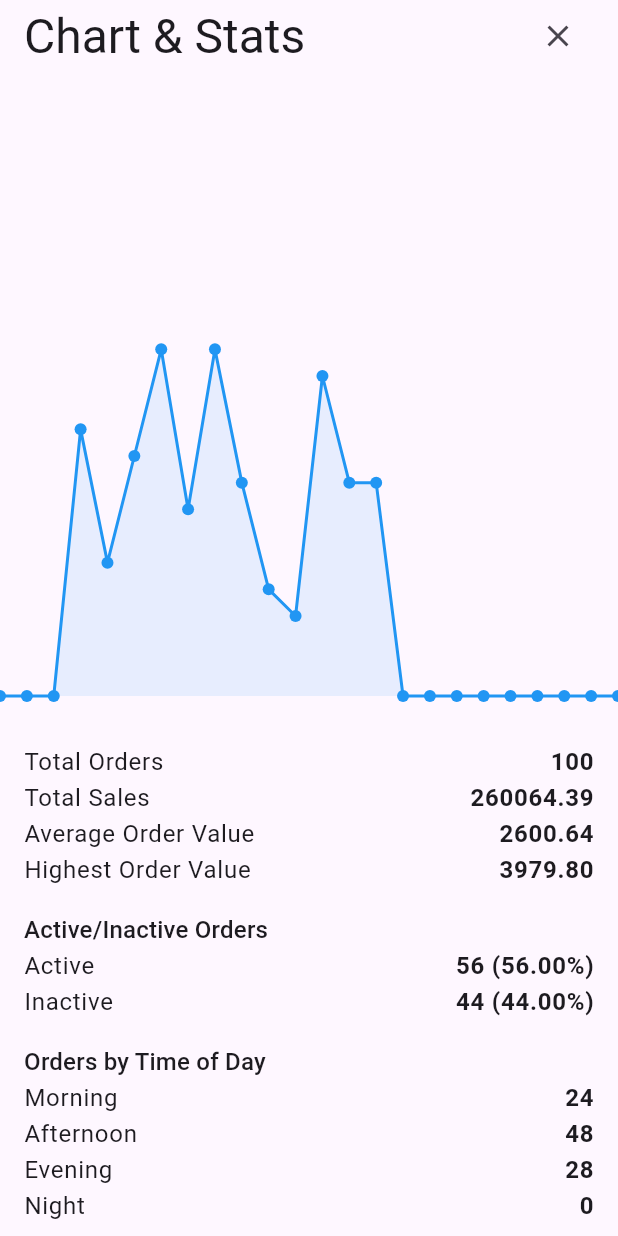
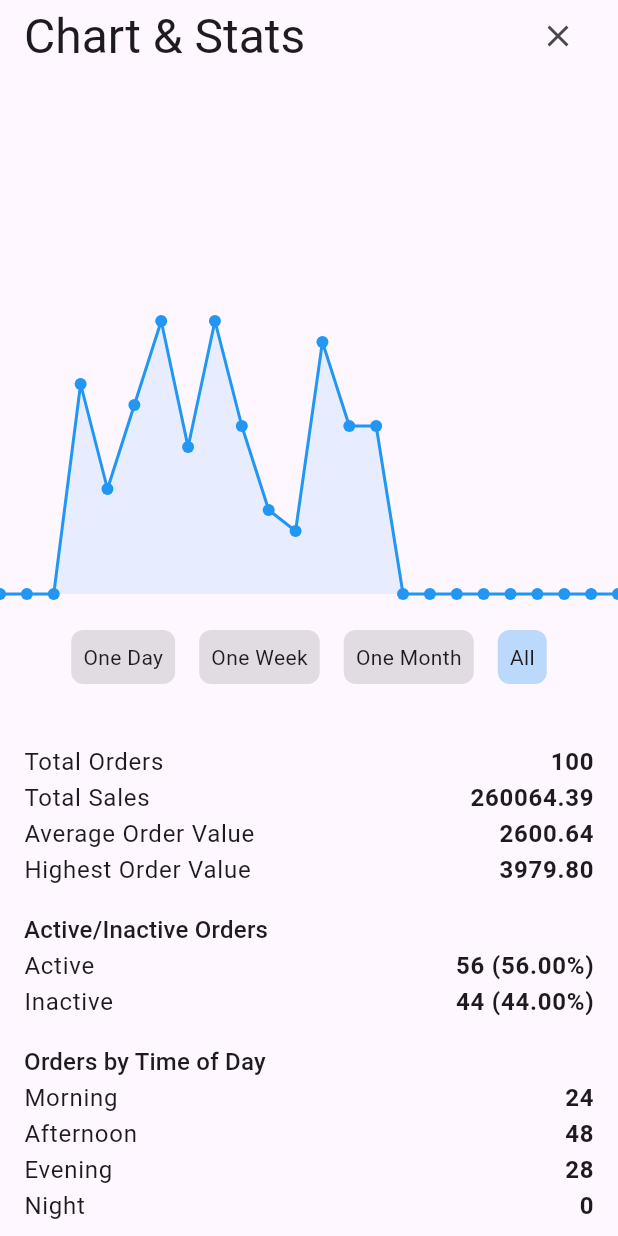
Before and after one commit to wmfadel/insight_orders, a Flutter app: the ChartPage screen opened by its route, on a phone screen of 412 x 824 dp. Run offline on Flutter 3.47's test engine with Material 3 defaults, Android fonts, the phone set to English and light mode, and no system bars; drawn by our look-alikes of fl_chart; our stand-ins replace bloc, equatable, flutter_animate, flutter_bloc, flutter_secure_storage, get_it and 4 more; accounts and stored records are empty; network calls fail.

Commit message:
feat: Implement chart filter
Added filter functionality to the chart view, allowing users to view data for one day, one week, one month, or all data
.

- Added ChartFilters enum to define filter options.
- Added ChartFilterChanged state to the ChartCubit.
- Implemented applyFilter method in ChartCubit to filter chart data.
- Added FilterButton widget to display filter options.
- Updated ChartView to use filtered data and display FilterButtons.

- Added localization keys for filter options.

```diff
--- a/assets/language/en.json
+++ b/assets/language/en.json
@@ -24,5 +24,9 @@
   "evening": "Evening",
   "night": "Night",
   "totalSales": "Total Sales",
-  "chartAndStats": "Chart & Stats"
+  "chartAndStats": "Chart & Stats",
+  "oneDay": "One Day",
+  "oneWeek": "One Week",
+  "oneMonth": "One Month",
+  "all": "All"
 }
--- a/lib/core/constants/localization_keys.dart
+++ b/lib/core/constants/localization_keys.dart
@@ -25,6 +25,10 @@ class L10nKeys {
   static const String night = "night";
   static const String totalSales = "totalSales";
   static const String chartAndStats = "chartAndStats";
+  static const String oneDay = "oneDay";
+  static const String oneWeek = "oneWeek";
+  static const String oneMonth = "oneMonth";
+  static const String all = "all";
 
 
 
--- a/lib/features/orders/controllers/chart/chart_cubit.dart
+++ b/lib/features/orders/controllers/chart/chart_cubit.dart
@@ -1,8 +1,10 @@
 import 'package:bloc/bloc.dart';
 import 'package:equatable/equatable.dart';
 import 'package:insight_orders/features/orders/models/chart_data.dart';
+import 'package:insight_orders/features/orders/models/filter_enum.dart';
 import 'package:insight_orders/features/orders/models/order.dart';
 import 'package:insight_orders/features/orders/services/orders_service.dart';
+import 'package:intl/intl.dart';
 
 part 'chart_state.dart';
 
@@ -32,7 +34,55 @@ class ChartCubit extends Cubit<ChartState> {
 
   double get inactivePercentage => _ordersService.inactivePercentage;
 
-
   Map<String, int> get timeOfDayDistributions =>
       _ordersService.timeOfDayDistributions();
+
+  ChartFilters _selectedFilter = ChartFilters.all;
+
+  ChartFilters get selectedFilter => _selectedFilter;
+  set selectedFilter(ChartFilters filter) {
+    _selectedFilter = filter;
+    emit(ChartFilterChanged(filter));
+  }
+
+  List<OrderData> applyFilter() {
+    DateTime firstOrderDate = DateFormat("h a").parse(chartData.first.time);
+
+    switch (_selectedFilter) {
+      case ChartFilters.oneDay:
+        // Show data for the first day in the dataset
+        return chartData.where((order) {
+          DateTime orderTime = DateFormat("h a").parse(order.time);
+          return orderTime.year == firstOrderDate.year &&
+              orderTime.month == firstOrderDate.month &&
+              orderTime.day == firstOrderDate.day;
+        }).toList();
+      case ChartFilters.oneWeek:
+        // Show data for the first full week
+        DateTime firstDayOfWeek =
+            firstOrderDate.subtract(Duration(days: firstOrderDate.weekday - 1));
+        DateTime endOfWeek = firstDayOfWeek.add(const Duration(days: 6));
+
+        return chartData.where((order) {
+          DateTime orderTime = DateFormat("h a").parse(order.time);
+          return orderTime.isAfter(firstDayOfWeek) &&
+              orderTime.isBefore(endOfWeek);
+        }).toList();
+      case ChartFilters.oneMonth:
+        // Show data for the first full month
+        DateTime firstDayOfMonth =
+            DateTime(firstOrderDate.year, firstOrderDate.month, 1);
+        DateTime endOfMonth = DateTime(firstOrderDate.year,
+            firstOrderDate.month + 1, 0); // Last day of the first month
+
+        return chartData.where((order) {
+          DateTime orderTime = DateFormat("h a").parse(order.time);
+          return orderTime.isAfter(firstDayOfMonth) &&
+              orderTime.isBefore(endOfMonth);
+        }).toList();
+      case ChartFilters.all:
+      default:
+        return chartData;
+    }
+  }
 }
--- a/lib/features/orders/controllers/chart/chart_state.dart
+++ b/lib/features/orders/controllers/chart/chart_state.dart
@@ -8,3 +8,11 @@ final class ChartInitial extends ChartState {
   @override
   List<Object> get props => [];
 }
+
+final class ChartFilterChanged extends ChartState {
+ final ChartFilters filter;
+
+  const ChartFilterChanged(this.filter);
+  @override
+  List<Object> get props => [filter];
+}
--- /dev/null
+++ b/lib/features/orders/models/filter_enum.dart
@@ -0,0 +1,6 @@
+enum ChartFilters {
+  oneDay,
+  oneWeek,
+  oneMonth,
+  all,
+}
--- a/lib/features/orders/widgets/chart_view.dart
+++ b/lib/features/orders/widgets/chart_view.dart
@@ -3,6 +3,8 @@ import 'package:flutter_bloc/flutter_bloc.dart';
 import 'package:insight_orders/features/orders/controllers/chart/chart_cubit.dart';
 import 'package:insight_orders/features/orders/models/chart_data.dart';
 import 'package:fl_chart/fl_chart.dart';
+import 'package:insight_orders/features/orders/models/filter_enum.dart';
+import 'package:insight_orders/features/orders/widgets/filter_button.dart';
 import 'package:intl/intl.dart';
 import 'package:rxdart/rxdart.dart'; // For date formatting
 
@@ -23,29 +25,27 @@ class _ChartViewState extends State<ChartView> {
     super.dispose();
   }
 
+  List<FlSpot> _mapSpots(List<OrderData> data) {
+    return data.map((OrderData data) {
+      DateTime time = DateFormat("h a").parse(data.time);
+      int minutesSinceMidnight = time.hour * 60 + time.minute;
+      return FlSpot(
+          minutesSinceMidnight.toDouble(), data.orderCount.toDouble());
+    }).toList();
+  }
+
   @override
   Widget build(BuildContext context) {
     final cubit = context.read<ChartCubit>();
 
-    // Convert the OrderData to FlSpot
-    List<FlSpot> spots = cubit.chartData.map((OrderData data) {
-      // Parse the time string like "1 AM", "2 PM", etc. into a DateTime object
-      DateTime time = DateFormat("h a")
-          .parse(data.time); // "h a" parses time in "1 AM", "2 PM" format
-
-      // We will use the number of minutes since midnight for X-axis
-      int minutesSinceMidnight = time.hour * 60 + time.minute;
-
-      return FlSpot(
-        minutesSinceMidnight.toDouble(),
-        // Convert the time to the number of minutes since midnight
-        data.orderCount.toDouble(),
-      );
-    }).toList();
-
+    return BlocBuilder<ChartCubit, ChartState>(
+      builder: (context, state) {
+        List<OrderData> filteredData = cubit.applyFilter();
+        List<FlSpot> spots = _mapSpots(filteredData);
         return Column(
           crossAxisAlignment: CrossAxisAlignment.start,
           children: [
+            // Display hovered value
             Container(
               height: 80,
               padding: const EdgeInsets.symmetric(horizontal: 16),
@@ -62,17 +62,23 @@ class _ChartViewState extends State<ChartView> {
                               children: [
                                 Text(
                                   snapshot.data!.$1,
-                              style: Theme.of(context).textTheme.headlineMedium,
+                                  style: Theme.of(context)
+                                      .textTheme
+                                      .headlineMedium,
                                 ),
                                 Text(
                                   '${snapshot.data!.$2}\$',
-                              style: Theme.of(context).textTheme.headlineMedium,
+                                  style: Theme.of(context)
+                                      .textTheme
+                                      .headlineMedium,
                                 ),
                               ],
                             ),
                     );
                   }),
             ),
+
+            // Chart Widget
             Expanded(
               child: LineChart(
                 LineChartData(
@@ -83,7 +89,8 @@ class _ChartViewState extends State<ChartView> {
                   maxX: spots.isNotEmpty ? spots.last.x : 1440,
                   minY: 0,
                   maxY: spots.isNotEmpty
-                  ? spots.map((e) => e.y).reduce((a, b) => a > b ? a : b) + 5
+                      ? spots.map((e) => e.y).reduce((a, b) => a > b ? a : b) +
+                          5
                       : 10,
                   lineBarsData: [
                     LineChartBarData(
@@ -134,7 +141,23 @@ class _ChartViewState extends State<ChartView> {
                 ),
               ),
             ),
+            const SizedBox(height: 16),
+            // Filter Buttons
+            Padding(
+              padding:
+                  const EdgeInsets.symmetric(horizontal: 16.0, vertical: 8.0),
+              child: Row(
+                mainAxisAlignment: MainAxisAlignment.center,
+                children: [
+                  ...ChartFilters.values.map((filter) {
+                    return FilterButton(filter: filter);
+                  }),
                 ],
+              ),
+            ),
+          ],
+        );
+      },
     );
   }
 }
--- /dev/null
+++ b/lib/features/orders/widgets/filter_button.dart
@@ -0,0 +1,34 @@
+import 'package:flutter/material.dart';
+import 'package:flutter_bloc/flutter_bloc.dart';
+import 'package:insight_orders/core/localization/app_localizations.dart';
+import 'package:insight_orders/features/orders/controllers/chart/chart_cubit.dart';
+import 'package:insight_orders/features/orders/models/filter_enum.dart';
+
+class FilterButton extends StatelessWidget {
+  final ChartFilters filter;
+
+  const FilterButton({required this.filter, super.key});
+
+  @override
+  Widget build(BuildContext context) {
+    final cubit = context.read<ChartCubit>();
+    return GestureDetector(
+      onTap: () {
+        cubit.selectedFilter = filter;
+      },
+      child: Padding(
+        padding: const EdgeInsets.symmetric(horizontal: 8.0),
+        child: Container(
+          padding: const EdgeInsets.all(8),
+          decoration: BoxDecoration(
+            borderRadius: BorderRadius.circular(8),
+            color: cubit.selectedFilter == filter
+                ? Colors.blue.withOpacity(0.3)
+                : Colors.grey.withOpacity(0.3),
+          ),
+          child: Text(context.translate(filter.name)),
+        ),
+      ),
+    );
+  }
+}
```
Also changed, not shown: pubspec.lock. Lines whose indentation alone changed are shown as unchanged.
